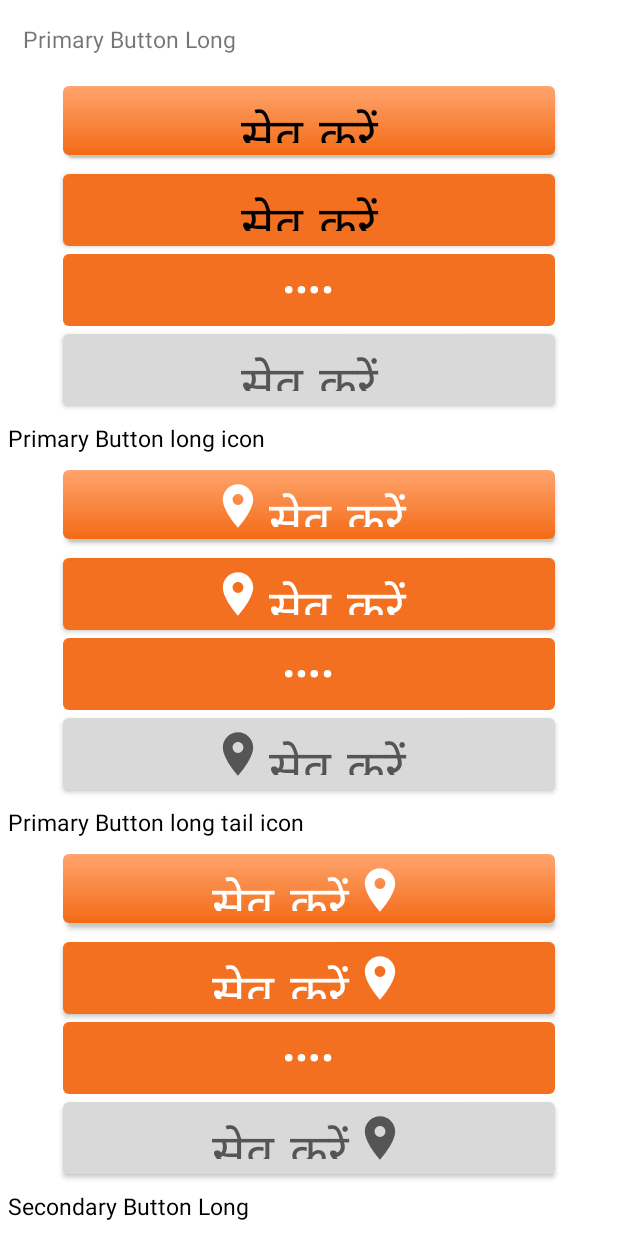
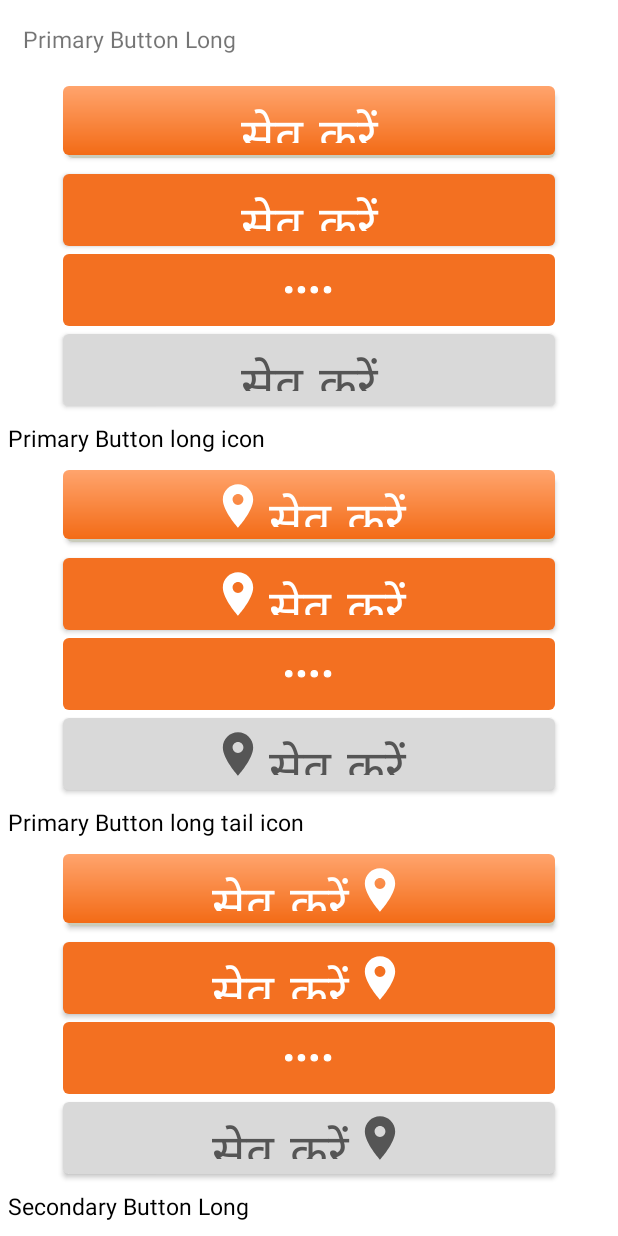
Before and after one commit to jasi341/CustomApplication, an Android app: the IconsButtonActivity screen opened directly, with no data from a screen before it, on a phone screen of 412 x 824 dp. Run offline under Robolectric (Android 15) with nearby library versions, the phone set to English and light mode, and no system bars; our stand-ins replace sdp/ssp sizes.

Commit message:
improvements in buttons

```diff
--- a/app/src/main/java/com/example/customapplication/IconsButtonActivity.kt
+++ b/app/src/main/java/com/example/customapplication/IconsButtonActivity.kt
@@ -1,84 +1,87 @@
 package com.example.customapplication
 
-import android.content.Intent
+import android.os.Bundle
 import androidx.appcompat.app.AppCompatActivity
-import android.os.Bundle
-import android.widget.Toast
 import com.example.customapplication.databinding.ActivityIconsButtonBinding
 
 
 class IconsButtonActivity : AppCompatActivity() {
 
-    private lateinit var binding: ActivityIconsButtonBinding
+    private var _binding: ActivityIconsButtonBinding? = null
+    private val binding get() = _binding!!
 
     override fun onCreate(savedInstanceState: Bundle?) {
         super.onCreate(savedInstanceState)
 
-        binding = ActivityIconsButtonBinding.inflate(layoutInflater)
-        setContentView(binding.root)
+       _binding = ActivityIconsButtonBinding.inflate(layoutInflater)
 
+        val view = binding.root
 
+        setContentView(view)
+
+        binding.apply {
             //Primary Button long
-        binding.btn1.primaryButtonLongNeutral()
-        binding.btn2.primaryButtonLongClicked()
-
-        binding.btn2.setTextColor(resources.getColor(R.color.black))
-        binding.btn3.primaryButtonLongDisabled()
-        binding.ld1.loadingPrimaryBtn()
+            btn1.setNeutral()
+            btn2.setClicked()
+            btn3.setDisabled()
+            ld1.loadingPrimaryBtn()
 
             //Primary Button Long Icon
-        binding.btn4.primaryButtonLongIconNeutral()
-        binding.btn5.primaryButtonLongIconClicked()
-        binding.btn6.primaryButtonLongIconDisabled()
-        binding.ld2.loadingPrimaryBtn()
+            btn4.setNeutral()
+            btn5.setClicked()
+            btn6.setDisabled()
+            ld2.loadingPrimaryBtn()
 
             //Primary Button Long Tail Icon
-        binding.btn7.primaryButtonLongTailIconNeutral()
-        binding.btn8.primaryButtonLongTailIconClicked()
-        binding.btn9.primaryButtonLongTailIconDisabled()
-        binding.ld3.loadingPrimaryBtn()
+            btn7.setNeutral()
+            btn8.setClicked()
+            btn9.setDisabled()
+            ld3.loadingPrimaryBtn()
 
             //Secondary Button Long
-        binding.btn10.secondaryButtonLongNeutral()
-        binding.btn11.secondaryButtonLongClicked()
-        binding.btn12.secondaryButtonLongDisabled()
-        binding.ld4.loadingSecondaryBtn()
+            btn10.setNeutral()
+            btn11.setClicked()
+            btn12.setDisabled()
+            ld4.loadingSecondaryBtn()
 
             //Secondary Button Long Icon
-        binding.btn13.secondaryButtonLongIconNeutral()
-        binding.btn14.secondaryButtonLongIconClicked()
-        binding.btn15.secondaryButtonLongIconDisabled()
-        binding.ld5.loadingSecondaryBtn()
+            btn13.setNeutral()
+            btn14.setClicked()
+            btn15.setDisabled()
+            ld5.loadingSecondaryBtn()
 
             //Secondary Button long Tail Icon
-        binding.btn16.secondaryButtonLongTailIconNeutral()
-        binding.btn17.secondaryButtonLongTailIconClicked()
-        binding.btn18.secondaryButtonLongTailIconDisabled()
-        binding.ld6.loadingSecondaryBtn()
+            btn16.setNeutral()
+            btn17.setClicked()
+            btn18.setDisabled()
+            ld6.loadingSecondaryBtn()
 
             //tertiary Button
-        binding.btn19.tertiaryButtonNeutral()
-        binding.btn20.tertiaryButtonNeutral()
-        binding.btn21.tertiaryButtonDisabled()
-
+            btn19.setNeutral()
+            btn20.setNeutral()
+            btn21.setDisabled()
 
             //primary Button short
-        binding.btn22.primaryButtonShortNeutral()
-        binding.btn23.primaryButtonShortClicked()
-        binding.btn24.primaryButtonShortDisabled()
-        binding.ld7.loadingPrimaryBtn()
-
+            btn22.setNeutral()
+            btn23.setClicked()
+            btn24.setDisabled()
+            ld7.loadingPrimaryBtn()
 
             //secondary Buttons Short
-        binding.btn25.secondaryButtonShortNeutral()
-        binding.btn26.secondaryButtonShortClicked()
-        binding.btn27.secondaryButtonShortDisabled()
-        binding.ld8.loadingSecondaryBtn()
+            btn25.setNeutral()
+            btn26.setClicked()
+            btn27.setDisabled()
+            ld8.loadingSecondaryBtn()
 
             //secondary Button Short Grey
-        binding.btn28.secondaryButtonShortGrayNeutral()
-        binding.btn29.secondaryButtonShortGrayClicked()
-        binding.ld9.loadingSecondaryBtnGray()
-
+            btn28.setNeutral()
+            btn29.setClicked()
+            ld9.loadingSecondaryBtnGray()
         }
     }
+
+    override fun onDestroy() {
+        super.onDestroy()
+        _binding = null
+    }
+}
--- a/app/src/main/res/layout/activity_icons_button.xml
+++ b/app/src/main/res/layout/activity_icons_button.xml
@@ -24,7 +24,7 @@
             android:textSize="15sp"/>
 
 
-        <com.example.customlibrary.MaterialButtons
+        <com.example.customlibrary.button.LongPrimaryWithoutIcon
             android:id="@+id/btn1"
             android:layout_width="328dp"
             android:layout_height="48dp"
@@ -33,7 +33,7 @@
             android:layout_margin="5dp"
             />
 
-        <com.example.customlibrary.MaterialButtons
+        <com.example.customlibrary.button.LongPrimaryWithoutIcon
             android:id="@+id/btn2"
             android:layout_width="328dp"
             android:layout_height="48dp"
@@ -48,7 +48,7 @@
             android:id="@+id/ld1"
            />
 
-        <com.example.customlibrary.MaterialButtons
+        <com.example.customlibrary.button.LongPrimaryWithoutIcon
             android:id="@+id/btn3"
             android:layout_width="328dp"
             android:layout_height="48dp"
@@ -65,7 +65,7 @@
             android:text="Primary Button long icon"
             android:textSize="15sp"/>
 
-        <com.example.customlibrary.MaterialButtons
+        <com.example.customlibrary.button.LongPrimaryStartIcon
             android:id="@+id/btn4"
             android:layout_width="328dp"
             android:layout_height="48dp"
@@ -73,7 +73,7 @@
             android:layout_margin="5dp"
             app:icon="@drawable/ic_baseline_location_on_24"/>
 
-        <com.example.customlibrary.MaterialButtons
+        <com.example.customlibrary.button.LongPrimaryStartIcon
             android:id="@+id/btn5"
             android:layout_width="328dp"
             android:layout_height="48dp"
@@ -88,7 +88,7 @@
             app:lottie_rawRes="@raw/loader"
           />
 
-        <com.example.customlibrary.MaterialButtons
+        <com.example.customlibrary.button.LongPrimaryStartIcon
             android:id="@+id/btn6"
             android:layout_width="328dp"
             android:layout_height="48dp"
@@ -104,7 +104,7 @@
             android:text="Primary Button long tail icon"
             android:textSize="15sp"/>
 
-        <com.example.customlibrary.MaterialButtons
+        <com.example.customlibrary.button.LongPrimaryEndIcon
             android:id="@+id/btn7"
             android:layout_width="328dp"
             android:layout_height="48dp"
@@ -112,7 +112,7 @@
             android:layout_margin="5dp"
             app:icon="@drawable/ic_baseline_location_on_24"/>
 
-        <com.example.customlibrary.MaterialButtons
+        <com.example.customlibrary.button.LongPrimaryEndIcon
             android:id="@+id/btn8"
             android:layout_width="328dp"
             android:layout_height="48dp"
@@ -127,7 +127,7 @@
             app:lottie_rawRes="@raw/loader"
           />
 
-        <com.example.customlibrary.MaterialButtons
+        <com.example.customlibrary.button.LongPrimaryEndIcon
             android:id="@+id/btn9"
             android:layout_width="328dp"
             android:layout_height="48dp"
@@ -143,7 +143,7 @@
             android:layout_margin="5dp"
             android:textSize="15sp"/>
 
-        <com.example.customlibrary.MaterialButtons
+        <com.example.customlibrary.button.LongSecondaryWithoutIcon
             android:id="@+id/btn10"
             android:layout_width="328dp"
             android:layout_height="48dp"
@@ -151,7 +151,7 @@
             android:layout_margin="5dp"
             />
 
-        <com.example.customlibrary.MaterialButtons
+        <com.example.customlibrary.button.LongSecondaryWithoutIcon
             android:id="@+id/btn11"
             android:layout_width="328dp"
             android:layout_height="48dp"
@@ -164,7 +164,7 @@
             android:layout_width="328dp"
             android:layout_height="48dp"/>
 
-        <com.example.customlibrary.MaterialButtons
+        <com.example.customlibrary.button.LongSecondaryWithoutIcon
             android:id="@+id/btn12"
             android:layout_width="328dp"
             android:layout_height="48dp"
@@ -180,7 +180,7 @@
             android:layout_margin="5dp"
             android:textSize="15sp"/>
 
-        <com.example.customlibrary.MaterialButtons
+        <com.example.customlibrary.button.LongSecondaryStartIcon
             android:id="@+id/btn13"
             android:layout_width="328dp"
             android:layout_height="48dp"
@@ -189,7 +189,7 @@
             android:layout_margin="5dp"
             />
 
-        <com.example.customlibrary.MaterialButtons
+        <com.example.customlibrary.button.LongSecondaryStartIcon
             android:id="@+id/btn14"
             android:layout_width="328dp"
             android:layout_height="48dp"
@@ -204,7 +204,7 @@
             android:layout_height="48dp"
         />
 
-        <com.example.customlibrary.MaterialButtons
+        <com.example.customlibrary.button.LongSecondaryStartIcon
             android:id="@+id/btn15"
             android:layout_width="328dp"
             android:layout_height="48dp"
@@ -221,7 +221,7 @@
             android:layout_margin="5dp"
             android:textSize="15sp"/>
 
-        <com.example.customlibrary.MaterialButtons
+        <com.example.customlibrary.button.LongSecondaryEndIcon
             android:id="@+id/btn16"
             android:layout_width="328dp"
             android:layout_height="48dp"
@@ -230,7 +230,7 @@
             android:layout_margin="5dp"
             />
 
-        <com.example.customlibrary.MaterialButtons
+        <com.example.customlibrary.button.LongSecondaryEndIcon
             android:id="@+id/btn17"
             android:layout_width="328dp"
             android:layout_height="48dp"
@@ -245,7 +245,7 @@
             android:layout_height="48dp"
           />
 
-        <com.example.customlibrary.MaterialButtons
+        <com.example.customlibrary.button.LongSecondaryEndIcon
             android:id="@+id/btn18"
             android:layout_width="328dp"
             android:layout_height="48dp"
@@ -262,7 +262,7 @@
             android:layout_margin="5dp"
             android:textSize="15sp"/>
 
-        <com.example.customlibrary.MaterialButtons
+        <com.example.customlibrary.button.TertiaryWithoutIcon
             android:id="@+id/btn19"
             android:layout_width="328dp"
             android:layout_height="48dp"
@@ -270,7 +270,7 @@
             android:layout_margin="5dp"
             />
 
-        <com.example.customlibrary.MaterialButtons
+        <com.example.customlibrary.button.TertiaryWithoutIcon
             android:id="@+id/btn20"
             android:layout_width="328dp"
             android:layout_height="48dp"
@@ -278,7 +278,7 @@
             android:layout_margin="5dp"
             />
 
-        <com.example.customlibrary.MaterialButtons
+        <com.example.customlibrary.button.TertiaryWithoutIcon
             android:id="@+id/btn21"
             android:layout_width="328dp"
             android:layout_height="48dp"
@@ -295,7 +295,7 @@
             android:layout_margin="5dp"
             android:textSize="15sp"/>
 
-        <com.example.customlibrary.MaterialButtons
+        <com.example.customlibrary.button.ShortPrimaryWithoutIcon
             android:id="@+id/btn22"
             android:layout_width="156dp"
             android:layout_height="48dp"
@@ -303,7 +303,7 @@
             android:layout_margin="5dp"
             />
 
-        <com.example.customlibrary.MaterialButtons
+        <com.example.customlibrary.button.ShortPrimaryWithoutIcon
             android:id="@+id/btn23"
             android:layout_width="156dp"
             android:layout_height="48dp"
@@ -316,7 +316,7 @@
             android:layout_width="156dp"
             android:layout_height="48dp"/>
 
-        <com.example.customlibrary.MaterialButtons
+        <com.example.customlibrary.button.ShortPrimaryWithoutIcon
             android:id="@+id/btn24"
             android:layout_width="156dp"
             android:layout_height="48dp"
@@ -332,7 +332,7 @@
             android:layout_margin="5dp"
             android:textSize="15sp"/>
 
-        <com.example.customlibrary.MaterialButtons
+        <com.example.customlibrary.button.ShortSecondaryWithoutIcon
             android:id="@+id/btn25"
             android:layout_width="156dp"
             android:layout_height="48dp"
@@ -340,7 +340,7 @@
             android:layout_margin="5dp"
             />
 
-        <com.example.customlibrary.MaterialButtons
+        <com.example.customlibrary.button.ShortSecondaryWithoutIcon
             android:id="@+id/btn26"
             android:layout_width="156dp"
             android:layout_height="48dp"
@@ -355,7 +355,7 @@
            />
 
 
-        <com.example.customlibrary.MaterialButtons
+        <com.example.customlibrary.button.ShortSecondaryWithoutIcon
             android:id="@+id/btn27"
             android:layout_width="156dp"
             android:layout_height="48dp"
@@ -371,7 +371,7 @@
             android:layout_margin="5dp"
             android:textSize="15sp"/>
 
-        <com.example.customlibrary.MaterialButtons
+        <com.example.customlibrary.button.ShortSecondaryGrey
             android:id="@+id/btn28"
             android:layout_width="156dp"
             android:layout_height="48dp"
@@ -380,7 +380,7 @@
             />
 
 
-        <com.example.customlibrary.MaterialButtons
+        <com.example.customlibrary.button.ShortSecondaryGrey
             android:id="@+id/btn29"
             android:layout_width="156dp"
             android:layout_height="48dp"
--- a/customlibrary/src/main/java/com/example/customlibrary/button/ShortPrimaryWithoutIcon.kt
+++ b/customlibrary/src/main/java/com/example/customlibrary/button/ShortPrimaryWithoutIcon.kt
@@ -16,14 +16,14 @@ class ShortPrimaryWithoutIcon(context: Context, attrs: AttributeSet) : Buttons(c
     }
 
     override fun setClicked() {
-        textSize = Utils.txtSize(context = context, sp = 50f)
+        textSize = Utils.txtSize(context = context, sp = 40f)
         setBackgroundResource(R.drawable.btn_clicked)
         commonAttr()
     }
 
     override fun setDisabled() {
         setBackgroundResource(R.drawable.btn_disabled)
-        textSize = Utils.txtSize(context = context, sp = 50f)
+        textSize = Utils.txtSize(context = context, sp = 40f)
         commonAttr(R.color.disabled_text)
     }
 
```
Lines whose indentation alone changed are shown as unchanged.
